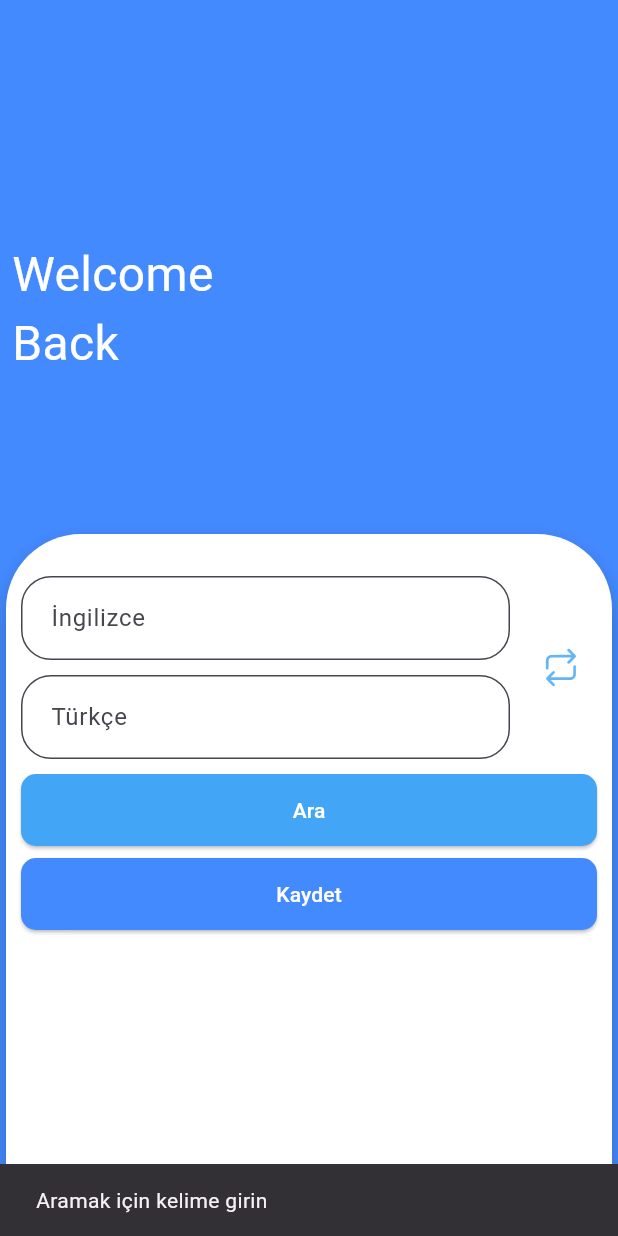
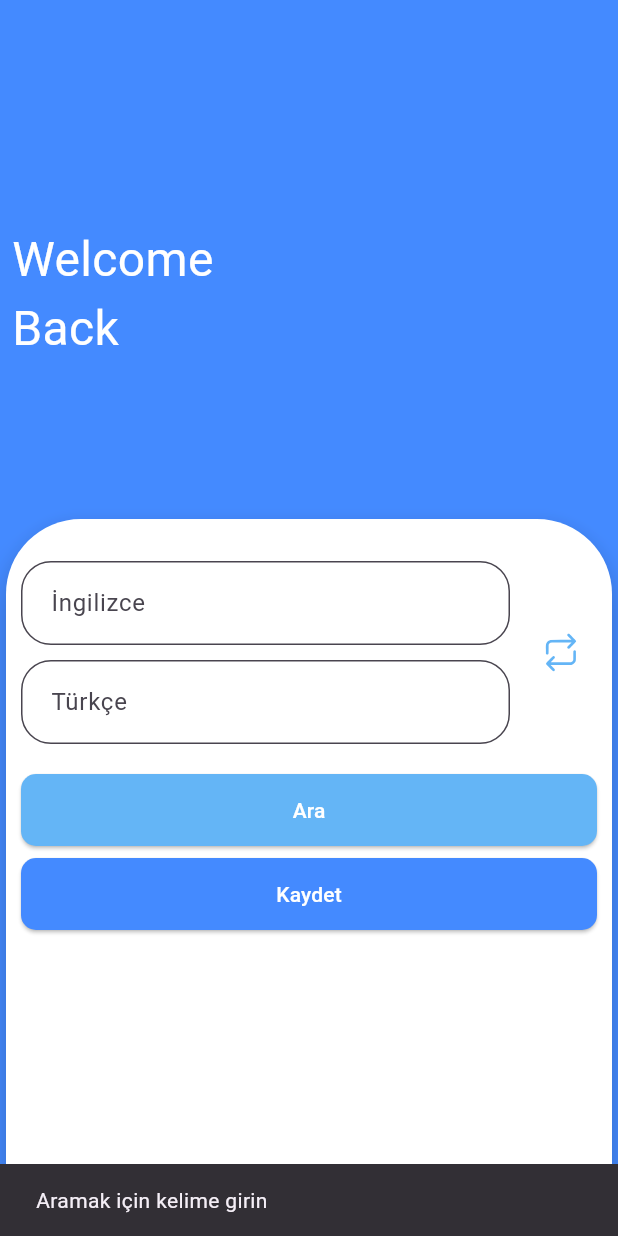
Before and after one commit to hincim/Kelime-Lab, a Flutter app: the WordAddPage screen opened directly, after a tap on "Ara", on a phone screen of 412 x 824 dp. Run offline on Flutter 3.47's test engine with Material 3 defaults, Android fonts, the phone set to English and light mode, and no system bars; our stand-ins replace dio, flutter_bloc, flutter_dotenv, flutter_svg, fluttertoast, sqflite; accounts and stored records are empty.

Commit message:
continued to word_add_page

```diff
--- a/lib/util/WordAddBlocBuilder.dart
+++ b/lib/util/WordAddBlocBuilder.dart
@@ -1,7 +1,6 @@
 import 'package:flutter/material.dart';
 import 'package:flutter_bloc/flutter_bloc.dart';
-import 'package:provider/provider.dart';
-import '../controller/TrueFalseController.dart';
+
 import '../cubit/TranslateCubit.dart';
 
 class WordAddBlocBuilder extends StatelessWidget {
@@ -23,42 +22,53 @@ class WordAddBlocBuilder extends StatelessWidget {
     return BlocBuilder<TranslateCubit, List<String>>(
       builder: (context, list) {
         if (list.isEmpty) {
-          context.read<SearchWidgetController>().isToSearchFalse();
           return AlertDialog(
-            title: Text("Sonuçlar"),
-            content: Text("Veri bulunamadı."),
+            title: Text("Sonuçlar", style: TextStyle(color: Colors.blue.shade800)),
+            content: Text("Çeviri bulunamadı", style: TextStyle(color: Colors.blue.shade800)),
             actions: [
               TextButton(
                 onPressed: () => Navigator.pop(context),
-                child: Text("Kapat"),
+                child: Text("Kapat", style: TextStyle(color: Colors.blue.shade800)),
               ),
             ],
           );
         } else {
-          context.read<SearchWidgetController>().isToSearchFalse();
           return AlertDialog(
-            title: Text("Bulunan Kelimeler"),
+            title: Text("Bulunan Kelimeler", style: TextStyle(color: Colors.blue.shade800)),
             content: SizedBox(
               width: double.maxFinite,
               height: screenHeight / 4,
-              child: ListView.builder(
+              child: ListView.separated(
                 shrinkWrap: true,
                 itemCount: list.length,
                 itemBuilder: (context, index) {
                   return ListTile(
-                    title: Text(list[index]),
+                    selected: true,
+                    selectedColor: Colors.blue.shade800,
+                    title: Text(
+                      list[index],
+                      textAlign: TextAlign.center,
+                    ),
                     onTap: () {
-                      isSwapped! ? textEditingControllerEng!.text = list[index].toLowerCase() : textEditingControllerTr!.text = list[index].toLowerCase();
+                      if (isSwapped!) {
+                        textEditingControllerEng!.text = list[index].toLowerCase();
+                      } else {
+                        textEditingControllerTr!.text = list[index].toLowerCase();
+                      }
                       Navigator.pop(context);
                     },
                   );
                 },
+                separatorBuilder: (context, index) => Divider(
+                  color: Colors.black,
+                  thickness: 1.0,
+                ),
               ),
             ),
             actions: [
               TextButton(
                 onPressed: () => Navigator.pop(context),
-                child: Text("Kapat"),
+                child: Text("Kapat", style: TextStyle(color: Colors.blue.shade800)),
               ),
             ],
           );
--- a/lib/views/WordAddPage.dart
+++ b/lib/views/WordAddPage.dart
@@ -8,18 +8,14 @@ import '../controller/WordController.dart';
 import 'package:flutter_svg/flutter_svg.dart';
 import 'package:flutter_bloc/flutter_bloc.dart';
 
-import '../db/WordDAO.dart';
-
 class WordAddPage extends StatelessWidget {
   WordAddPage({super.key});
-
 
   final _textEditingControllerTr = TextEditingController();
   final _textEditingControllerEng = TextEditingController();
 
   @override
   Widget build(BuildContext context) {
-
     double screenHeight = MediaQuery.of(context).size.height;
 
     return Consumer<SwappedController>(
@@ -68,37 +64,18 @@ class WordAddPage extends StatelessWidget {
                         child: Column(
                           mainAxisAlignment: MainAxisAlignment.center,
                           children: [
-                            Consumer<SearchWidgetController>(
-                              builder:
-                                  (context, searchWidgetController, child) {
-                                return searchWidgetController.isSearch
-                                    ? Padding(
-                                        padding:
-                                            const EdgeInsets.only(top: 8.0),
-                                        child: CircularProgressIndicator(
-                                          color: Colors.blueAccent,
-                                        ),
-                                      )
-                                    : Container();
-                              },
-                            ),
                             const SizedBox(height: 8.0),
                             // Add spacing between title and fields
-                            Consumer<SearchWidgetController>(
-                              builder:
-                                  (context, searchWidgetController, child) {
-                                return Padding(
-                                  padding:
-                                      searchWidgetController.isSearch ?EdgeInsets.only(top: 20.0, bottom: 10.0):
-                                  EdgeInsets.only(top: 20, bottom: 10.0),
+                            Padding(
+                              padding: const EdgeInsets.only(
+                                  top: 20.0, bottom: 20.0),
                               child: Row(
                                 children: [
                                   Expanded(
                                       child: Column(children: [
                                     AnimatedSwitcher(
                                       duration: Duration(seconds: 1),
-                                          transitionBuilder:
-                                              (child, animation) {
+                                      transitionBuilder: (child, animation) {
                                         return FadeTransition(
                                           opacity: animation,
                                           child: child,
@@ -112,10 +89,20 @@ class WordAddPage extends StatelessWidget {
                                               // Unique key for the TextField
                                               decoration: InputDecoration(
                                                 floatingLabelBehavior:
-                                                        FloatingLabelBehavior
-                                                            .never,
+                                                    FloatingLabelBehavior.never,
                                                 labelText: "Türkçe",
                                                 border: OutlineInputBorder(
+                                                  borderSide: BorderSide(
+                                                    color: Colors.blue,
+                                                  ),
+                                                  borderRadius:
+                                                      BorderRadius.circular(
+                                                          20.0),
+                                                ),
+                                                focusedBorder: OutlineInputBorder(
+                                                  borderSide: BorderSide(
+                                                    color: Colors.blue,
+                                                  ),
                                                   borderRadius:
                                                   BorderRadius.circular(
                                                       20.0),
@@ -123,8 +110,7 @@ class WordAddPage extends StatelessWidget {
                                                 filled: true,
                                                 fillColor: Colors.white,
                                                 contentPadding:
-                                                        const EdgeInsets.all(
-                                                            16.0),
+                                                    const EdgeInsets.all(16.0),
                                               ),
                                             )
                                           : TextField(
@@ -134,10 +120,20 @@ class WordAddPage extends StatelessWidget {
                                               // Unique key for the TextField
                                               decoration: InputDecoration(
                                                 floatingLabelBehavior:
-                                                        FloatingLabelBehavior
-                                                            .never,
+                                                    FloatingLabelBehavior.never,
                                                 labelText: "İngilizce",
                                                 border: OutlineInputBorder(
+                                                borderSide: BorderSide(
+                                                color: Colors.blue,
+        ),
+                                                  borderRadius:
+                                                      BorderRadius.circular(
+                                                          20.0),
+                                                ),
+                                                focusedBorder: OutlineInputBorder(
+                                                  borderSide: BorderSide(
+                                                    color: Colors.blue,
+                                                  ),
                                                   borderRadius:
                                                   BorderRadius.circular(
                                                       20.0),
@@ -145,16 +141,14 @@ class WordAddPage extends StatelessWidget {
                                                 filled: true,
                                                 fillColor: Colors.white,
                                                 contentPadding:
-                                                        const EdgeInsets.all(
-                                                            16.0),
+                                                    const EdgeInsets.all(16.0),
                                               ),
                                             ),
                                     ),
                                     const SizedBox(height: 10.0),
                                     AnimatedSwitcher(
                                       duration: Duration(seconds: 1),
-                                          transitionBuilder:
-                                              (child, animation) {
+                                      transitionBuilder: (child, animation) {
                                         return FadeTransition(
                                           opacity: animation,
                                           child: child,
@@ -168,10 +162,20 @@ class WordAddPage extends StatelessWidget {
                                               // Unique key for the TextField
                                               decoration: InputDecoration(
                                                 floatingLabelBehavior:
-                                                        FloatingLabelBehavior
-                                                            .never,
+                                                    FloatingLabelBehavior.never,
                                                 labelText: "İngilizce",
                                                 border: OutlineInputBorder(
+        borderSide: BorderSide(
+        color: Colors.blue,
+        ),
+                                                  borderRadius:
+                                                      BorderRadius.circular(
+                                                          20.0),
+                                                ),
+                                                focusedBorder: OutlineInputBorder(
+                                                  borderSide: BorderSide(
+                                                    color: Colors.blue,
+                                                  ),
                                                   borderRadius:
                                                   BorderRadius.circular(
                                                       20.0),
@@ -179,8 +183,7 @@ class WordAddPage extends StatelessWidget {
                                                 filled: true,
                                                 fillColor: Colors.white,
                                                 contentPadding:
-                                                        const EdgeInsets.all(
-                                                            16.0),
+                                                    const EdgeInsets.all(16.0),
                                               ),
                                             )
                                           : TextField(
@@ -190,10 +193,17 @@ class WordAddPage extends StatelessWidget {
                                               // Unique key for the TextField
                                               decoration: InputDecoration(
                                                 floatingLabelBehavior:
-                                                        FloatingLabelBehavior
-                                                            .never,
+                                                    FloatingLabelBehavior.never,
                                                 labelText: "Türkçe",
                                                 border: OutlineInputBorder(
+                                                  borderRadius:
+                                                      BorderRadius.circular(
+                                                          20.0),
+                                                ),
+                                                focusedBorder: OutlineInputBorder(
+                                                  borderSide: BorderSide(
+                                                    color: Colors.blue,
+                                                  ),
                                                   borderRadius:
                                                   BorderRadius.circular(
                                                       20.0),
@@ -201,8 +211,7 @@ class WordAddPage extends StatelessWidget {
                                                 filled: true,
                                                 fillColor: Colors.white,
                                                 contentPadding:
-                                                        const EdgeInsets.all(
-                                                            16.0),
+                                                    const EdgeInsets.all(16.0),
                                               ),
                                             ),
                                     ),
@@ -210,13 +219,10 @@ class WordAddPage extends StatelessWidget {
                                   const SizedBox(width: 10.0),
                                   // Add spacing between input and button
                                   Consumer<SwappedController>(
-                                        builder:
-                                            (context, iconController, child) {
+                                    builder: (context, iconController, child) {
                                       return AnimatedSwitcher(
-                                            duration:
-                                                Duration(milliseconds: 500),
-                                            transitionBuilder:
-                                                (child, animation) {
+                                        duration: Duration(milliseconds: 500),
+                                        transitionBuilder: (child, animation) {
                                           return RotationTransition(
                                             turns: Tween<double>(
                                               begin: 0.0,
@@ -231,14 +237,11 @@ class WordAddPage extends StatelessWidget {
                                           onPressed: () {
                                             swappedController
                                                 .toggleVisibility();
-                                                _textEditingControllerTr
-                                                    .clear();
-                                                _textEditingControllerEng
-                                                    .clear();
+                                            _textEditingControllerTr.clear();
+                                            _textEditingControllerEng.clear();
                                           },
                                           icon: SvgPicture.asset(
-                                                color:
-                                                    swappedController.isSwapped
+                                            color: swappedController.isSwapped
                                                 ? Colors.blue.shade800
                                                 : Colors.blue.shade300,
                                             'assets/icons/repeat.svg',
@@ -251,77 +254,87 @@ class WordAddPage extends StatelessWidget {
                                   ),
                                 ],
                               ),
-                                );
-                              },
                             ),
+                            if (context
+                                .watch<SearchWidgetController>()
+                                .isSearch)
+                              Padding(
+                                padding: const EdgeInsets.only(bottom: 18.0),
+                                child: CircularProgressIndicator(
+                                  color: Colors.blue,
+                                ),
+                              ), // Progress bar
+
                             SizedBox(
                               width: double.infinity,
                               child: ElevatedButton(
                                 style: ElevatedButton.styleFrom(
-                                  backgroundColor: Colors.blue.shade400,
+                                  backgroundColor: Colors.blue.shade300,
                                   padding: const EdgeInsets.symmetric(
                                       vertical: 14.0, horizontal: 40.0),
                                   shape: RoundedRectangleBorder(
                                     borderRadius: BorderRadius.circular(10.0),
                                   ),
                                 ),
-                                onPressed: () {
+                                onPressed: () async {
+                                  context
+                                      .read<SearchWidgetController>()
+                                      .isToSearchTrue();
+
                                   final english =
                                       _textEditingControllerEng.text.trim();
-                                  final turkish = _textEditingControllerTr.text.trim();
+                                  final turkish =
+                                      _textEditingControllerTr.text.trim();
 
-                                  if (swappedController.isSwapped == true && turkish.isNotEmpty) {
-
-                                    context.read<SearchWidgetController>().isToSearchTrue();
                                   try {
-                                      context.read<TranslateCubit>().getData(turkish, "tr-en");
+                                    if (swappedController.isSwapped &&
+                                        turkish.isNotEmpty) {
+                                      await context
+                                          .read<TranslateCubit>()
+                                          .getData(turkish, "tr-en");
                                       showDialog(
                                         context: context,
                                         builder: (context) {
-                                          return WordAddBlocBuilder(textEditingControllerEng: _textEditingControllerEng, screenHeight: screenHeight,isSwapped: swappedController.isSwapped);
+                                          return WordAddBlocBuilder(
+                                              textEditingControllerEng:
+                                                  _textEditingControllerEng,
+                                              screenHeight: screenHeight,
+                                              isSwapped:
+                                                  swappedController.isSwapped);
                                         },
                                       );
-
-
+                                    } else if (!swappedController.isSwapped &&
+                                        english.isNotEmpty) {
+                                      await context
+                                          .read<TranslateCubit>()
+                                          .getData(english, "en-tr");
+                                      showDialog(
+                                        context: context,
+                                        builder: (context) {
+                                          return WordAddBlocBuilder(
+                                              textEditingControllerTr:
+                                                  _textEditingControllerTr,
+                                              screenHeight: screenHeight,
+                                              isSwapped:
+                                                  swappedController.isSwapped);
+                                        },
+                                      );
+                                    } else {
+                                      ScaffoldMessenger.of(context)
+                                          .showSnackBar(SnackBar(
+                                              content: Text(
+                                                  'Aramak için kelime girin')));
+                                    }
                                   } catch (e) {
-                                      context.read<SearchWidgetController>().isToSearchFalse();
-                                      ScaffoldMessenger.of(context)
-                                          .showSnackBar(
+                                    ScaffoldMessenger.of(context).showSnackBar(
                                       SnackBar(
                                           content:
                                               Text('Hata: ${e.toString()}')),
                                     );
-                                    }
-                                  } else if(swappedController.isSwapped == false && english.isNotEmpty){
-                                    context.read<SearchWidgetController>().isToSearchTrue();
-                                    try {
-                                      context.read<TranslateCubit>().getData(english, "en-tr");
-                                      showDialog(
-                                        context: context,
-                                        builder: (context) {
-                                          return WordAddBlocBuilder(isSwapped: swappedController.isSwapped, screenHeight: screenHeight, textEditingControllerTr: _textEditingControllerTr);
-                                        },
-                                      );
-
-
-                                    } catch (e) {
-                                      context.read<SearchWidgetController>().isToSearchFalse();
-                                      ScaffoldMessenger.of(context)
-                                          .showSnackBar(
-                                        SnackBar(
-                                            content:
-                                            Text('Hata: ${e.toString()}')),
-                                      );
-                                    }
-                                  }
-
-                                  else {
-                                    // Alanlar boş bırakılmışsa uyarı göster
-                                    ScaffoldMessenger.of(context).showSnackBar(
-                                      SnackBar(
-                                          content:
-                                              Text('Aramak için kelime girin')),
-                                    );
+                                  } finally {
+                                    context
+                                        .read<SearchWidgetController>()
+                                        .isToSearchFalse();
                                   }
                                 },
                                 child: Text(
@@ -344,10 +357,14 @@ class WordAddPage extends StatelessWidget {
                                     ),
                                   ),
                                   onPressed: () {
-                                    final english =
-                                        _textEditingControllerEng.text.trim().toLowerCase();
-                                    final turkish =
-                                        _textEditingControllerTr.text.trim().toLowerCase();
+                                    final english = _textEditingControllerEng
+                                        .text
+                                        .trim()
+                                        .toLowerCase();
+                                    final turkish = _textEditingControllerTr
+                                        .text
+                                        .trim()
+                                        .toLowerCase();
 
                                     if (english.isNotEmpty &&
                                         turkish.isNotEmpty) {
```
Also changed, not shown: 1 other file. Lines whose indentation alone changed are shown as unchanged.
